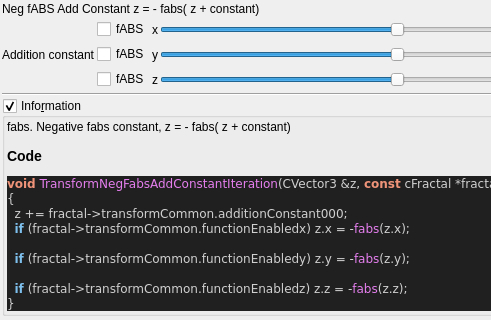
buddhi1980/mandelbulber2, file mandelbulber2/qt_data/fractal_transf_neg_fabs_add_constant.ui: the form before one commit; both pictures show x 0 to 491 and y 0 to 320 of the 727 by 418 pixel window.
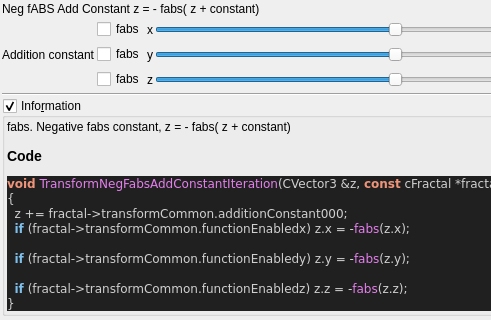
The form after the commit. Custom widgets are drawn as their Qt base class.

The edit to the form file:
```diff
--- a/mandelbulber2/qt_data/fractal_transf_neg_fabs_add_constant.ui
+++ b/mandelbulber2/qt_data/fractal_transf_neg_fabs_add_constant.ui
@@ -51,14 +51,14 @@
      <item row="0" column="1">
       <widget class="QCheckBox" name="checkBox_transf_function_enabledx">
        <property name="text">
-        <string>fABS</string>
+        <string notr="true">fabs</string>
        </property>
       </widget>
      </item>
      <item row="1" column="1">
       <widget class="QCheckBox" name="checkBox_transf_function_enabledy">
        <property name="text">
-        <string>fABS</string>
+        <string notr="true">fabs</string>
        </property>
       </widget>
      </item>
@@ -233,7 +233,7 @@
      <item row="2" column="1">
       <widget class="QCheckBox" name="checkBox_transf_function_enabledz">
        <property name="text">
-        <string>fABS</string>
+        <string notr="true">fabs</string>
        </property>
       </widget>
      </item>
```
